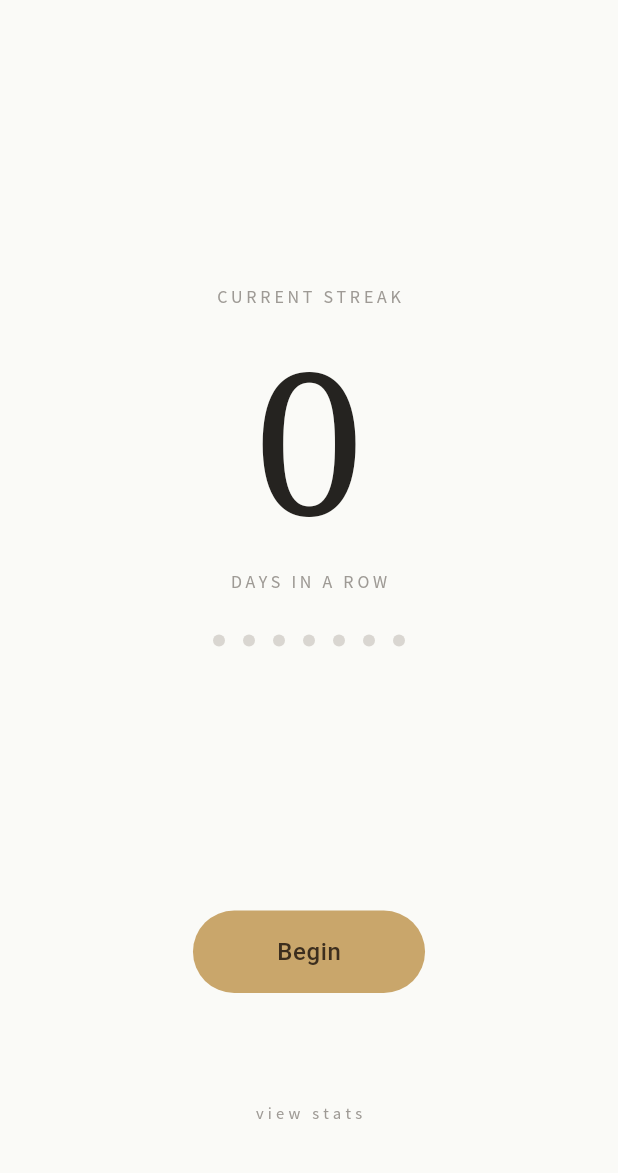
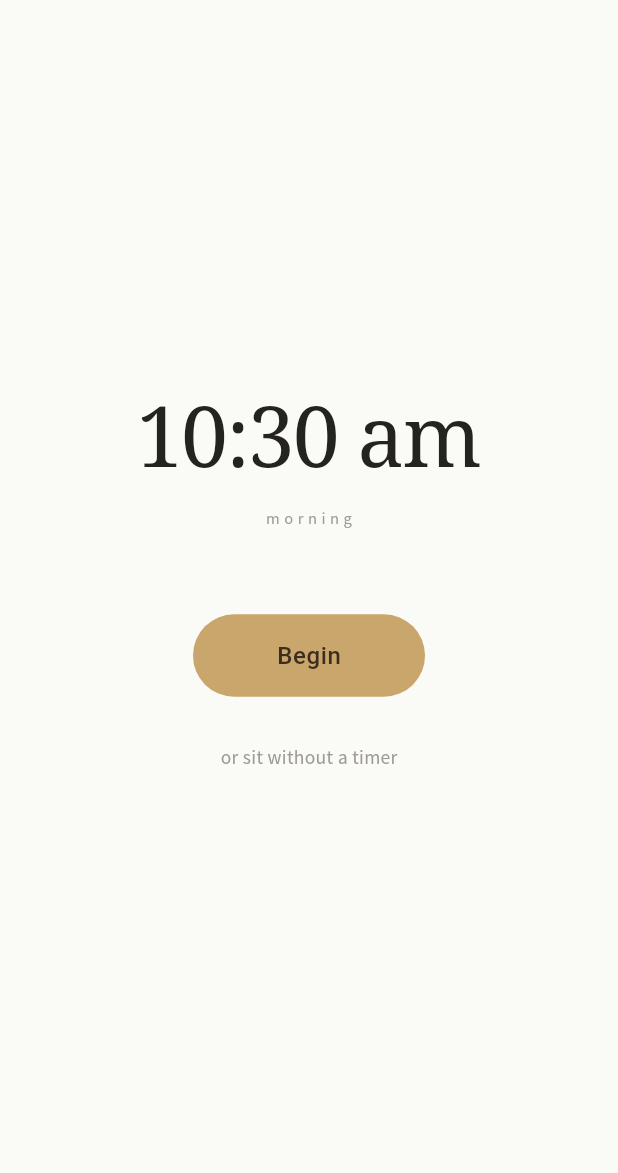
Before and after one commit to AlexanderSchoenfeldt/meditationtimer, a Flutter app: the screen it shows after launch, on a phone screen of 412 x 824 dp, the part 63-1236 px from its top. Run offline on Flutter 3.47's test engine with Material 3 defaults, Android fonts, the phone set to English and light mode, and no system bars; our stand-ins replace flutter_riverpod, go_router.

Commit message:
Phase 3 (1b/9): switch Home to the zen time-of-day marker
The streak hero was a legacy spec; the final zen design uses a
serif time marker ("9:41 am" + "morning") instead and moves streak
visibility to Stats. HomeScreen now matches that.

- Stateful clock ticks every 30 s and recomputes the part-of-day
  bucket (late night / morning / afternoon / evening / night).
- "or sit without a timer" link below Begin → /open-sit (new
  placeholder route + screen stub).
- Streak hero, last-sit line, and view-stats link removed from home.
- widget_test now asserts the time marker shape (exactly one
  part-of-day label visible).

Co-Authored-By: Claude Opus 4.7 (1M context) <noreply@anthropic.com>

```diff
--- a/lib/router.dart
+++ b/lib/router.dart
@@ -15,5 +15,6 @@ final router = GoRouter(
     GoRoute(path: '/data', builder: (_, _) => const DataScreen()),
     GoRoute(path: '/recovery', builder: (_, _) => const RecoveryScreen()),
     GoRoute(path: '/onboarding', builder: (_, _) => const OnboardingScreen()),
+    GoRoute(path: '/open-sit', builder: (_, _) => const OpenSitScreen()),
   ],
 );
--- a/lib/screens/home_screen.dart
+++ b/lib/screens/home_screen.dart
@@ -1,35 +1,66 @@
+import 'dart:async';
+
 import 'package:flutter/material.dart';
 import 'package:flutter_riverpod/flutter_riverpod.dart';
 import 'package:go_router/go_router.dart';
+import 'package:intl/intl.dart';
 
 import '../data/dates.dart';
-import '../data/stats.dart';
 import '../providers/app_state_provider.dart';
 import '../theme/app_theme.dart';
 import '../theme/palette.dart';
 import '../widgets/primary_button.dart';
-import '../widgets/streak_dots.dart';
 
-class HomeScreen extends ConsumerWidget {
+class HomeScreen extends ConsumerStatefulWidget {
   const HomeScreen({super.key});
 
   @override
-  Widget build(BuildContext context, WidgetRef ref) {
+  ConsumerState<HomeScreen> createState() => _HomeScreenState();
+}
+
+class _HomeScreenState extends ConsumerState<HomeScreen> {
+  late DateTime _now;
+  Timer? _tick;
+
+  @override
+  void initState() {
+    super.initState();
+    _now = DateTime.now();
+    _tick = Timer.periodic(const Duration(seconds: 30), (_) {
+      if (mounted) setState(() => _now = DateTime.now());
+    });
+  }
+
+  @override
+  void dispose() {
+    _tick?.cancel();
+    super.dispose();
+  }
+
+  String _partOfDay(int hour) {
+    if (hour < 5) return 'late night';
+    if (hour < 12) return 'morning';
+    if (hour < 17) return 'afternoon';
+    if (hour < 21) return 'evening';
+    return 'night';
+  }
+
+  @override
+  Widget build(BuildContext context) {
     final p = context.palette;
     final state = ref.watch(appStateProvider).requireValue;
     final streak = ref.watch(streakProvider);
     final gap = gapDays(streak.lastDate);
     final showRecover =
         gap >= 2 && state.streakDismissedFor != todayKey() && gap < (1 << 29);
-    final week = lastSevenDays(state.sessions);
-    final last = state.sessions.isEmpty ? null : state.sessions.last;
+    final timeStr = DateFormat('h:mm a').format(_now).toLowerCase();
+    final partOfDay = _partOfDay(_now.hour);
 
     return Scaffold(
       body: SafeArea(
         child: Column(
           crossAxisAlignment: CrossAxisAlignment.stretch,
           children: [
-            // Top bar
             Padding(
               padding: const EdgeInsets.fromLTRB(12, 8, 8, 0),
               child: Row(
@@ -44,70 +75,32 @@ class HomeScreen extends ConsumerWidget {
                 ],
               ),
             ),
-
             if (showRecover) _RecoverCard(gapDays: gap),
-
             const Spacer(),
-
-            // Streak hero
-            Column(
-              children: [
-                Text(
-                  streak.doneToday ? 'TODAY COMPLETE' : 'CURRENT STREAK',
-                  style: Theme.of(context).textTheme.labelMedium,
-                ),
-                const SizedBox(height: 16),
-                Text(
-                  '${streak.streak}',
-                  style: Theme.of(context).textTheme.displayLarge,
-                ),
-                const SizedBox(height: 4),
-                Text(
-                  streak.streak == 1 ? 'DAY IN A ROW' : 'DAYS IN A ROW',
-                  style: Theme.of(context).textTheme.labelMedium,
-                ),
-                const SizedBox(height: 28),
-                StreakDots(days: week),
-              ],
-            ),
-
-            const Spacer(),
-
-            // Begin
+            _TimeMarker(time: timeStr, label: partOfDay),
+            const SizedBox(height: 56),
             Center(
               child: PrimaryButton(
                 label: 'Begin',
                 onPressed: () => context.push('/setup'),
               ),
             ),
-            const SizedBox(height: 14),
-            if (last != null)
-              Center(
-                child: Text(
-                  'last sit · ${last.minutes} min · ${relativeDay(last.date)}',
-                  style: Theme.of(context).textTheme.bodySmall?.copyWith(
-                        color: p.ink3,
-                      ),
-                ),
-              )
-            else
-              const SizedBox(height: 18),
-
-            const SizedBox(height: 24),
+            const SizedBox(height: 16),
             Center(
               child: TextButton(
-                onPressed: () => context.push('/stats'),
+                onPressed: () => context.push('/open-sit'),
                 style: TextButton.styleFrom(foregroundColor: p.ink3),
-                child: const Text(
-                  'view stats',
+                child: Text(
+                  'or sit without a timer',
                   style: TextStyle(
-                      fontSize: 11,
-                      letterSpacing: 2.8,
-                      fontWeight: FontWeight.w500),
+                    fontSize: 13,
+                    color: p.ink3,
+                    letterSpacing: 0.2,
+                  ),
                 ),
               ),
             ),
-            const SizedBox(height: 16),
+            const Spacer(),
           ],
         ),
       ),
@@ -115,11 +108,43 @@ class HomeScreen extends ConsumerWidget {
   }
 }
 
-String relativeDay(String date) {
-  final gap = gapDays(date);
-  if (gap == 0) return 'today';
-  if (gap == 1) return 'yesterday';
-  return '$gap days ago';
+class _TimeMarker extends StatelessWidget {
+  final String time;
+  final String label;
+  const _TimeMarker({required this.time, required this.label});
+
+  @override
+  Widget build(BuildContext context) {
+    final p = context.palette;
+    return Column(
+      children: [
+        Text(
+          time,
+          style: TextStyle(
+            fontFamily: 'serif',
+            fontSize: 56,
+            fontWeight: FontWeight.w300,
+            height: 1,
+            letterSpacing: -1.4,
+            color: p.ink,
+            fontFeatures: const [
+              FontFeature.tabularFigures(),
+              FontFeature.liningFigures(),
+            ],
+          ),
+        ),
+        const SizedBox(height: 14),
+        Text(
+          label,
+          style: TextStyle(
+            fontSize: 11,
+            color: p.ink3,
+            letterSpacing: 3.0,
+          ),
+        ),
+      ],
+    );
+  }
 }
 
 class _RecoverCard extends StatelessWidget {
@@ -149,9 +174,7 @@ class _RecoverCard extends StatelessWidget {
                     Text(
                       'After $gapDays days',
                       style: TextStyle(
-                          fontSize: 13,
-                          color: p.ink2,
-                          letterSpacing: 0.2),
+                          fontSize: 13, color: p.ink2, letterSpacing: 0.2),
                     ),
                     const SizedBox(height: 4),
                     Text(
--- a/lib/screens/placeholders.dart
+++ b/lib/screens/placeholders.dart
@@ -81,3 +81,9 @@ class OnboardingScreen extends StatelessWidget {
   @override
   Widget build(BuildContext context) => const _PlaceholderScreen('Welcome');
 }
+
+class OpenSitScreen extends StatelessWidget {
+  const OpenSitScreen({super.key});
+  @override
+  Widget build(BuildContext context) => const _PlaceholderScreen('Open sit');
+}
```
Also changed, not shown: 1 other file.
